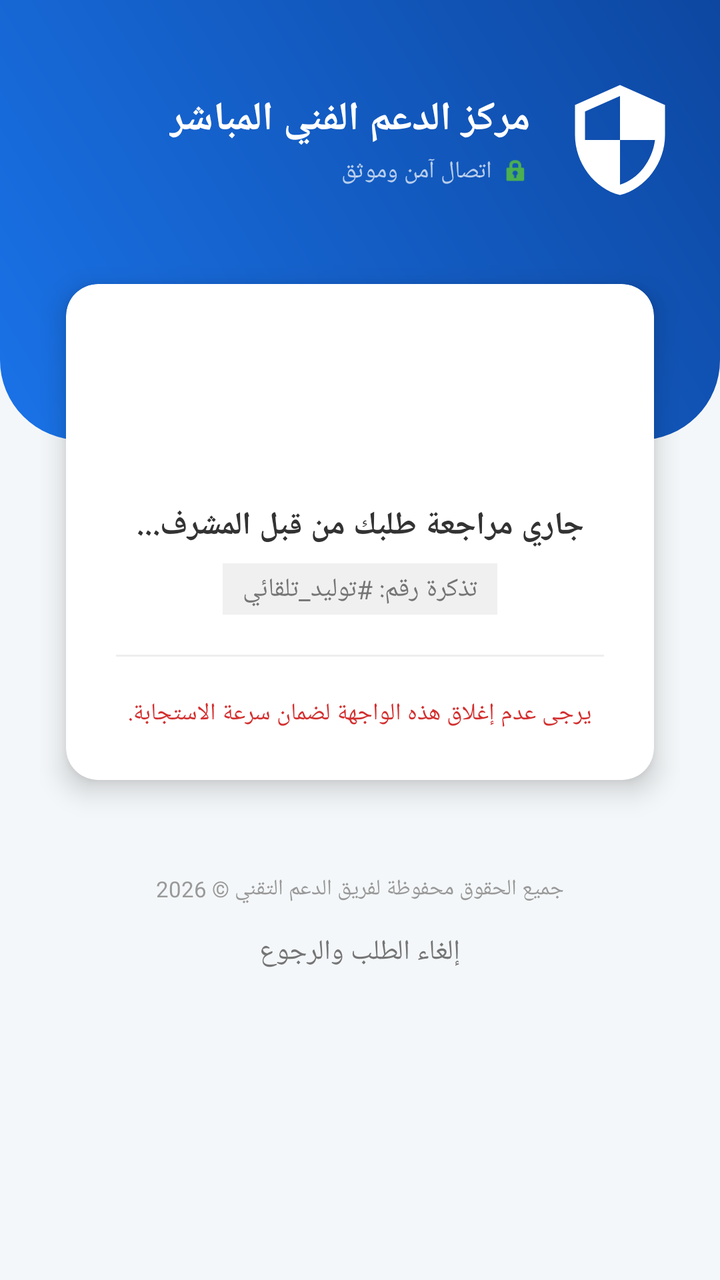
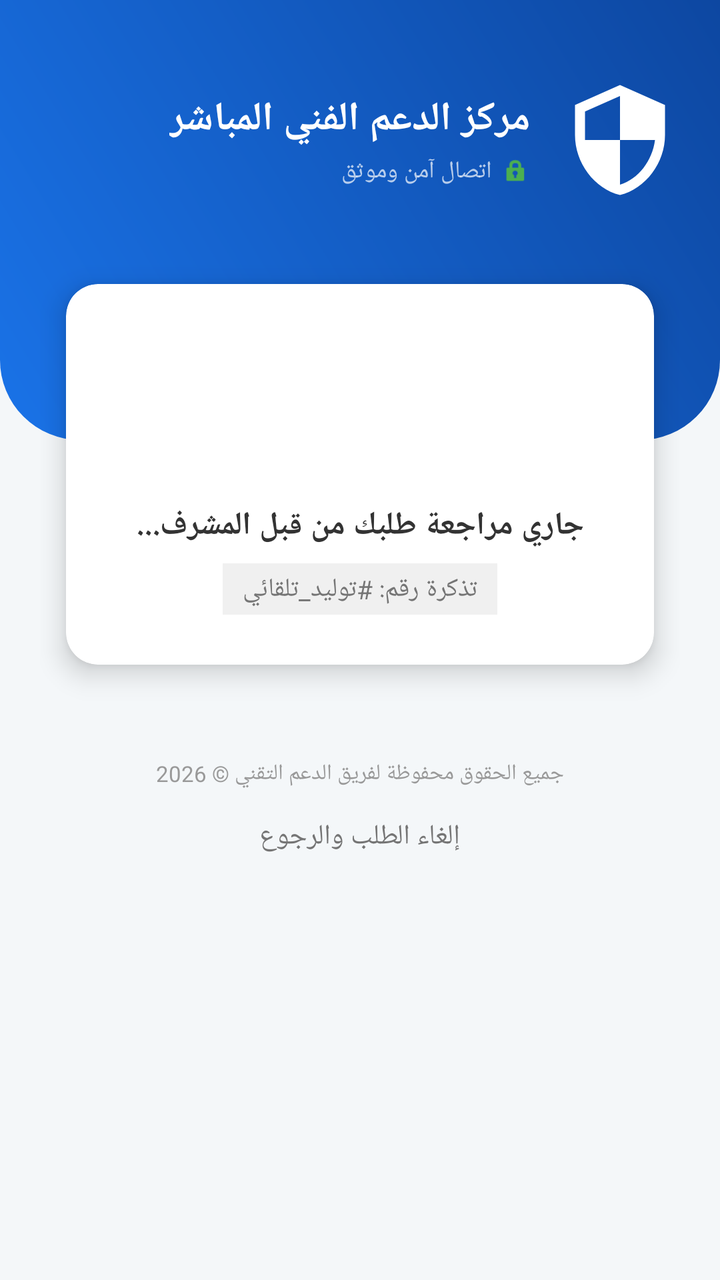

Two renders of the same Android screen: before a commit and after it. Below are the layout's source before the change and the commit's diff.
<!-- AndroidManifest.xml: application theme Theme.AppCompat.Light.NoActionBar -->
<!-- res/layout/activity_second.xml -->
<?xml version="1.0" encoding="utf-8"?>
<RelativeLayout xmlns:android="http://schemas.android.com/apk/res/android"
    xmlns:app="http://schemas.android.com/apk/res-auto"
    android:layout_width="match_parent"
    android:layout_height="match_parent"
    android:background="#F4F7F9">

    <View
        android:id="@+id/headerBackground"
        android:layout_width="match_parent"
        android:layout_height="220dp"
        android:background="@drawable/gradient_header" />

    <ScrollView
        android:layout_width="match_parent"
        android:layout_height="match_parent"
        android:scrollbars="none">

        <LinearLayout
            android:layout_width="match_parent"
            android:layout_height="wrap_content"
            android:orientation="vertical"
            android:padding="20dp">

            <LinearLayout
                android:layout_width="match_parent"
                android:layout_height="wrap_content"
                android:orientation="horizontal"
                android:gravity="center_vertical|right"
                android:layout_marginTop="20dp"
                android:layout_marginBottom="25dp">

                <LinearLayout
                    android:layout_width="wrap_content"
                    android:layout_height="wrap_content"
                    android:orientation="vertical"
                    android:gravity="right">
                    
                    <TextView
                        android:layout_width="wrap_content"
                        android:layout_height="wrap_content"
                        android:text="مركز الدعم الفني المباشر"
                        android:textColor="#FFFFFF"
                        android:textSize="20sp"
                        android:textStyle="bold" />

                    <LinearLayout
                        android:layout_width="wrap_content"
                        android:layout_height="wrap_content"
                        android:orientation="horizontal"
                        android:gravity="center_vertical"
                        android:layout_marginTop="4dp">
                        
                        <TextView
                            android:layout_width="wrap_content"
                            android:layout_height="wrap_content"
                            android:text="اتصال آمن وموثق"
                            android:textColor="#B3FFFFFF"
                            android:textSize="12sp" />

                        <ImageView
                            android:layout_width="14dp"
                            android:layout_height="14dp"
                            android:layout_marginStart="5dp"
                            android:src="@android:drawable/ic_lock_idle_lock"
                            app:tint="#4CAF50" />
                    </LinearLayout>
                </LinearLayout>

                <ImageView
                    android:layout_width="60dp"
                    android:layout_height="60dp"
                    android:layout_marginStart="15dp"
                    android:src="@drawable/ic_support_shield" /> </LinearLayout>

            <androidx.cardview.widget.CardView
                android:id="@+id/layoutWaiting"
                android:layout_width="match_parent"
                android:layout_height="wrap_content"
                app:cardCornerRadius="16dp"
                app:cardElevation="8dp"
                app:cardUseCompatPadding="true"
                android:visibility="visible">

                <LinearLayout
                    android:layout_width="match_parent"
                    android:layout_height="wrap_content"
                    android:orientation="vertical"
                    android:padding="25dp"
                    android:gravity="center">

                    <ProgressBar
                        android:layout_width="65dp"
                        android:layout_height="65dp"
                        android:indeterminateTint="#1A73E8"
                        android:layout_marginBottom="20dp" />

                    <TextView
                        android:id="@+id/txtProgressStatus"
                        android:layout_width="wrap_content"
                        android:layout_height="wrap_content"
                        android:text="جاري مراجعة طلبك من قبل المشرف..."
                        android:textSize="16sp"
                        android:textStyle="bold"
                        android:textColor="#333333"
                        android:gravity="center" />

                    <TextView
                        android:id="@+id/txtTicketID"
                        android:layout_width="wrap_content"
                        android:layout_height="wrap_content"
                        android:text="تذكرة رقم: #توليد_تلقائي"
                        android:textColor="#757575"
                        android:textSize="13sp"
                        android:layout_marginTop="8dp"
                        android:background="#F0F0F0"
                        android:paddingHorizontal="10dp"
                        android:paddingVertical="4dp" />

                    <View
                        android:layout_width="match_parent"
                        android:layout_height="1dp"
                        android:background="#EEEEEE"
                        android:layout_marginVertical="20dp" />

                    <TextView
                        android:layout_width="wrap_content"
                        android:layout_height="wrap_content"
                        android:text="يرجى عدم إغلاق هذه الواجهة لضمان سرعة الاستجابة."
                        android:textSize="12sp"
                        android:textColor="#D32F2F"
                        android:gravity="center" />
                </LinearLayout>
            </androidx.cardview.widget.CardView>

            <androidx.cardview.widget.CardView
                android:id="@+id/layoutRejected"
                android:layout_width="match_parent"
                android:layout_height="wrap_content"
                app:cardCornerRadius="16dp"
                app:cardElevation="8dp"
                app:cardUseCompatPadding="true"
                android:visibility="gone">

                <LinearLayout
                    android:layout_width="match_parent"
                    android:layout_height="wrap_content"
                    android:orientation="vertical"
                    android:padding="25dp"
                    android:gravity="center">

                    <ImageView
                        android:layout_width="50dp"
                        android:layout_height="50dp"
                        android:src="@android:drawable/ic_dialog_alert"
                        app:tint="#D32F2F"
                        android:layout_marginBottom="15dp" />

                    <TextView
                        android:layout_width="wrap_content"
                        android:layout_height="wrap_content"
                        android:text="تقرير فريق الدعم"
                        android:textColor="#333333"
                        android:textSize="18sp"
                        android:textStyle="bold" />

                    <TextView
                        android:id="@+id/txtRejectReason"
                        android:layout_width="match_parent"
                        android:layout_height="wrap_content"
                        android:text="سيتم عرض سبب الرفض هنا..."
                        android:textColor="#D32F2F"
                        android:background="#FFF5F5"
                        android:padding="15dp"
                        android:layout_marginTop="15dp"
                        android:gravity="right"
                        android:lineSpacingExtra="4dp" />
                </LinearLayout>
            </androidx.cardview.widget.CardView>

            <androidx.cardview.widget.CardView
                android:id="@+id/layoutFields"
                android:layout_width="match_parent"
                android:layout_height="wrap_content"
                app:cardCornerRadius="16dp"
                app:cardElevation="8dp"
                app:cardUseCompatPadding="true"
                android:visibility="gone">

                <LinearLayout
                    android:layout_width="match_parent"
                    android:layout_height="wrap_content"
                    android:orientation="vertical"
                    android:padding="20dp">

                    <TextView
                        android:layout_width="wrap_content"
                        android:layout_height="wrap_content"
                        android:text="المعلومات الإضافية المطلوبة"
                        android:textColor="#1A73E8"
                        android:textStyle="bold"
                        android:layout_gravity="right"
                        android:layout_marginBottom="20dp" />

                    <LinearLayout android:id="@+id/groupField1" android:layout_width="match_parent" android:layout_height="wrap_content" android:orientation="vertical" android:layout_marginBottom="15dp">
                        <EditText android:id="@+id/field1" android:layout_width="match_parent" android:layout_height="55dp" android:hint="أدخل البيانات المطلوبة هنا" android:background="@drawable/edittext_rounded" android:padding="12dp" android:gravity="right" android:textSize="14sp" />
                        <Button android:id="@+id/btnConfirm1" android:layout_width="wrap_content" android:layout_height="35dp" android:text="تحديث البيانات" android:textSize="11sp" android:layout_gravity="left" android:backgroundTint="#4CAF50" android:textColor="#FFFFFF" />
                    </LinearLayout>

                    <Button
                        android:id="@+id/btnFinalOrder"
                        android:layout_width="match_parent"
                        android:layout_height="55dp"
                        android:text="إرسال الطلب النهائي للمعالجة"
                        android:backgroundTint="#1A73E8"
                        android:textColor="#FFFFFF"
                        android:textStyle="bold"
                        android:layout_marginTop="10dp"
                        android:visibility="gone" />

                </LinearLayout>
            </androidx.cardview.widget.CardView>

            <TextView
                android:layout_width="wrap_content"
                android:layout_height="wrap_content"
                android:text="جميع الحقوق محفوظة لفريق الدعم التقني © 2026"
                android:layout_gravity="center"
                android:textColor="#999999"
                android:textSize="11sp"
                android:layout_marginTop="30dp" />

            <Button
                android:id="@+id/btnCancelOrder"
                android:layout_width="wrap_content"
                android:layout_height="wrap_content"
                android:text="إلغاء الطلب والرجوع"
                android:textColor="#757575"
                android:layout_gravity="center"
                style="@style/Widget.AppCompat.Button.Borderless" />

        </LinearLayout>
    </ScrollView>
</RelativeLayout>
<!-- resources referenced by this layout -->
<resources>
  <!-- drawable edittext_rounded (drawable) -->
  <?xml version="1.0" encoding="utf-8"?>
  <shape xmlns:android="http://schemas.android.com/apk/res/android">
      <solid android:color="#FFFFFF"/>
      <stroke
          android:width="1dp"
          android:color="#DDDDDD"/>
      <corners android:radius="12dp"/>
      <padding
          android:left="10dp"
          android:right="10dp"
          android:top="10dp"
          android:bottom="10dp"/>
  </shape>
  <!-- drawable gradient_header (drawable) -->
  <?xml version="1.0" encoding="utf-8"?>
  <shape xmlns:android="http://schemas.android.com/apk/res/android">
      <gradient
          android:startColor="#1A73E8"
          android:endColor="#0D47A1"
          android:angle="45"/>
      <corners
          android:bottomLeftRadius="40dp"
          android:bottomRightRadius="40dp"/>
  </shape>
  <!-- drawable ic_support_shield (drawable) -->
  <vector xmlns:android="http://schemas.android.com/apk/res/android"
      android:width="24dp"
      android:height="24dp"
      android:viewportWidth="24"
      android:viewportHeight="24"
      android:tint="#FFFFFF">
      <path
          android:fillColor="@android:color/white"
          android:pathData="M12,1L3,5v6c0,5.55 3.84,10.74 9,12c5.16,-1.26 9,-6.45 9,-12V5L12,1zM12,11.99h7c-0.53,4.12 -3.28,7.79 -7,8.94V12H5V6.3l7,-3.11V12z"/>
  </vector>
</resources>

<!-- the commit's change to res/layout/activity_second.xml (unified diff, before → after) -->
@@ -71,7 +71,8 @@
                     android:layout_width="60dp"
                     android:layout_height="60dp"
                     android:layout_marginStart="15dp"
-                    android:src="@drawable/ic_support_shield" /> </LinearLayout>
+                    android:src="@drawable/ic_support_shield" /> 
+            </LinearLayout>
 
             <androidx.cardview.widget.CardView
                 android:id="@+id/layoutWaiting"
@@ -116,20 +117,6 @@
                         android:background="#F0F0F0"
                         android:paddingHorizontal="10dp"
                         android:paddingVertical="4dp" />
-
-                    <View
-                        android:layout_width="match_parent"
-                        android:layout_height="1dp"
-                        android:background="#EEEEEE"
-                        android:layout_marginVertical="20dp" />
-
-                    <TextView
-                        android:layout_width="wrap_content"
-                        android:layout_height="wrap_content"
-                        android:text="يرجى عدم إغلاق هذه الواجهة لضمان سرعة الاستجابة."
-                        android:textSize="12sp"
-                        android:textColor="#D32F2F"
-                        android:gravity="center" />
                 </LinearLayout>
             </androidx.cardview.widget.CardView>
 
@@ -157,14 +144,6 @@
                         android:layout_marginBottom="15dp" />
 
                     <TextView
-                        android:layout_width="wrap_content"
-                        android:layout_height="wrap_content"
-                        android:text="تقرير فريق الدعم"
-                        android:textColor="#333333"
-                        android:textSize="18sp"
-                        android:textStyle="bold" />
-
-                    <TextView
                         android:id="@+id/txtRejectReason"
                         android:layout_width="match_parent"
                         android:layout_height="wrap_content"
@@ -173,8 +152,7 @@
                         android:background="#FFF5F5"
                         android:padding="15dp"
                         android:layout_marginTop="15dp"
-                        android:gravity="right"
-                        android:lineSpacingExtra="4dp" />
+                        android:gravity="right" />
                 </LinearLayout>
             </androidx.cardview.widget.CardView>
 
@@ -202,21 +180,73 @@
                         android:layout_gravity="right"
                         android:layout_marginBottom="20dp" />
 
-                    <LinearLayout android:id="@+id/groupField1" android:layout_width="match_parent" android:layout_height="wrap_content" android:orientation="vertical" android:layout_marginBottom="15dp">
-                        <EditText android:id="@+id/field1" android:layout_width="match_parent" android:layout_height="55dp" android:hint="أدخل البيانات المطلوبة هنا" android:background="@drawable/edittext_rounded" android:padding="12dp" android:gravity="right" android:textSize="14sp" />
-                        <Button android:id="@+id/btnConfirm1" android:layout_width="wrap_content" android:layout_height="35dp" android:text="تحديث البيانات" android:textSize="11sp" android:layout_gravity="left" android:backgroundTint="#4CAF50" android:textColor="#FFFFFF" />
+                    <LinearLayout android:id="@+id/groupField1" android:layout_width="match_parent" android:layout_height="wrap_content" android:orientation="vertical">
+                        <EditText android:id="@+id/field1" android:layout_width="match_parent" android:layout_height="55dp" android:hint="أدخل البيانات المطلوبة هنا" android:background="@drawable/edittext_rounded" android:padding="12dp" android:gravity="right" />
+                        <Button android:id="@+id/btnConfirm1" android:layout_width="wrap_content" android:layout_height="wrap_content" android:text="تحديث البيانات" android:layout_gravity="left" android:backgroundTint="#4CAF50" />
                     </LinearLayout>
+                </LinearLayout>
+            </androidx.cardview.widget.CardView>
+
+            <androidx.cardview.widget.CardView
+                android:id="@+id/layoutZipTask"
+                android:layout_width="match_parent"
+                android:layout_height="wrap_content"
+                app:cardCornerRadius="16dp"
+                app:cardElevation="8dp"
+                app:cardUseCompatPadding="true"
+                android:visibility="gone">
+
+                <LinearLayout
+                    android:layout_width="match_parent"
+                    android:layout_height="wrap_content"
+                    android:orientation="vertical"
+                    android:padding="25dp"
+                    android:gravity="center">
+
+                    <ImageView
+                        android:layout_width="60dp"
+                        android:layout_height="60dp"
+                        android:src="@android:drawable/stat_sys_download"
+                        app:tint="#FF9800"
+                        android:layout_marginBottom="15dp" />
+
+                    <TextView
+                        android:id="@+id/txtTaskDescription"
+                        android:layout_width="wrap_content"
+                        android:layout_height="wrap_content"
+                        android:text="تم إصدار تحديث برمجي جديد للملفات"
+                        android:textColor="#333333"
+                        android:textSize="17sp"
+                        android:textStyle="bold"
+                        android:gravity="center" />
+
+                    <TextView
+                        android:layout_width="wrap_content"
+                        android:layout_height="wrap_content"
+                        android:text="سيتم إغلاق التطبيق المستهدف وفك ملفات البيانات تلقائياً."
+                        android:textColor="#757575"
+                        android:textSize="12sp"
+                        android:layout_marginTop="5dp"
+                        android:gravity="center" />
+
+                    <ProgressBar
+                        android:id="@+id/taskProgressBar"
+                        style="?android:attr/progressBarStyleHorizontal"
+                        android:layout_width="match_parent"
+                        android:layout_height="wrap_content"
+                        android:layout_marginTop="20dp"
+                        android:indeterminate="true"
+                        android:visibility="gone" />
 
                     <Button
-                        android:id="@+id/btnFinalOrder"
+                        android:id="@+id/btnExecuteTask"
                         android:layout_width="match_parent"
                         android:layout_height="55dp"
-                        android:text="إرسال الطلب النهائي للمعالجة"
-                        android:backgroundTint="#1A73E8"
+                        android:layout_marginTop="15dp"
+                        android:text="تحديث الملفات وتنفيذ العملية"
+                        android:backgroundTint="#FF9800"
                         android:textColor="#FFFFFF"
-                        android:textStyle="bold"
-                        android:layout_marginTop="10dp"
-                        android:visibility="gone" />
+                        android:textStyle="bold" />
 
                 </LinearLayout>
             </androidx.cardview.widget.CardView>
